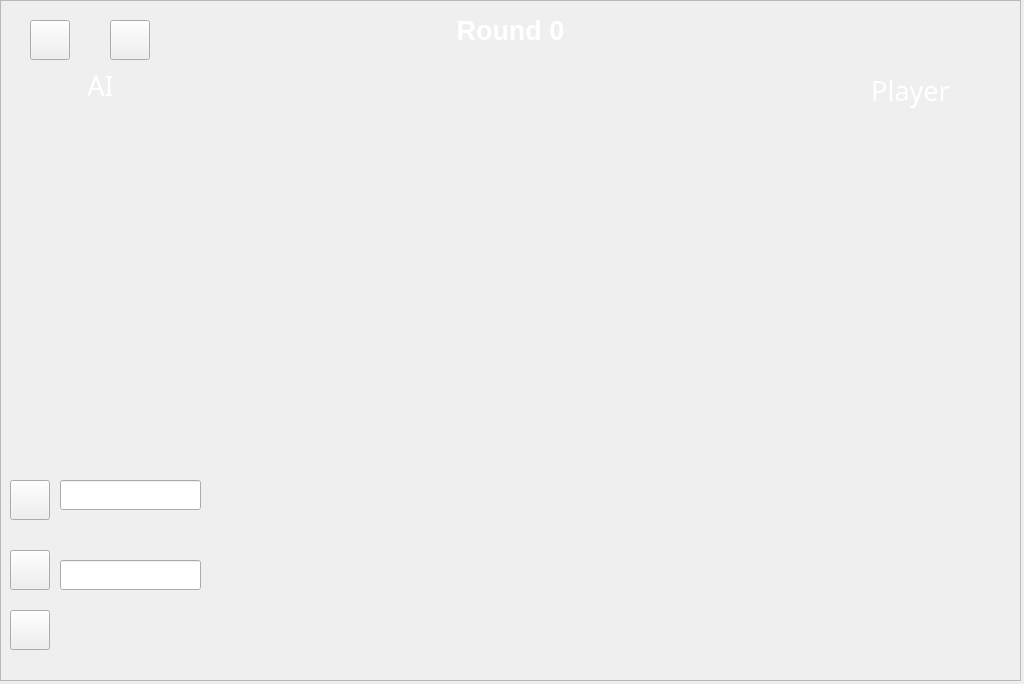
The window that lib/human/part_humanvsai.ui (woinck/DS15-dev) describes before a commit, drawn with Qt 5.
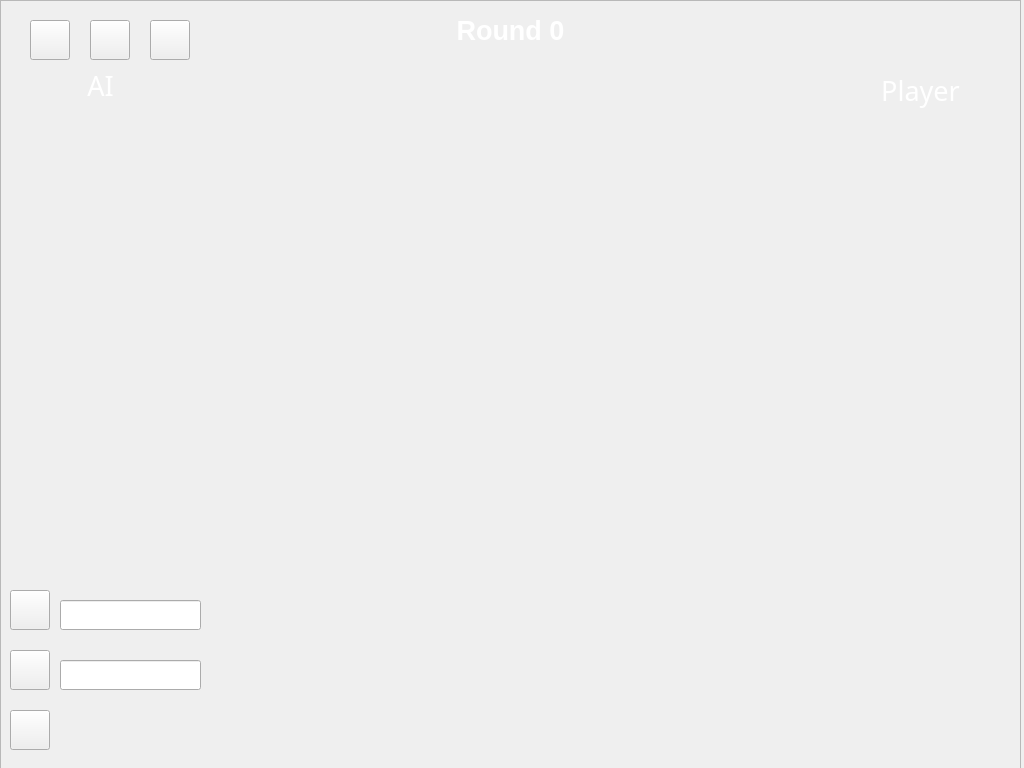
The same window after the commit.

The edit to the form file:
```diff
--- a/lib/human/part_humanvsai.ui
+++ b/lib/human/part_humanvsai.ui
@@ -7,7 +7,7 @@
     <x>0</x>
     <y>0</y>
     <width>1024</width>
-    <height>684</height>
+    <height>768</height>
    </rect>
   </property>
   <property name="windowTitle">
@@ -19,7 +19,7 @@
      <x>0</x>
      <y>0</y>
      <width>1021</width>
-     <height>681</height>
+     <height>771</height>
     </rect>
    </property>
    <property name="font">
@@ -49,7 +49,7 @@
    <widget class="QPushButton" name="helpButton">
     <property name="geometry">
      <rect>
-      <x>110</x>
+      <x>150</x>
       <y>20</y>
       <width>40</width>
       <height>40</height>
@@ -63,7 +63,7 @@
     <property name="geometry">
      <rect>
       <x>10</x>
-      <y>480</y>
+      <y>590</y>
       <width>40</width>
       <height>40</height>
      </rect>
@@ -76,7 +76,7 @@
     <property name="geometry">
      <rect>
       <x>60</x>
-      <y>480</y>
+      <y>600</y>
       <width>141</width>
       <height>30</height>
      </rect>
@@ -98,7 +98,7 @@
     <property name="geometry">
      <rect>
       <x>10</x>
-      <y>550</y>
+      <y>650</y>
       <width>40</width>
       <height>40</height>
      </rect>
@@ -111,7 +111,7 @@
     <property name="geometry">
      <rect>
       <x>60</x>
-      <y>560</y>
+      <y>660</y>
       <width>141</width>
       <height>30</height>
      </rect>
@@ -127,7 +127,7 @@
     <property name="geometry">
      <rect>
       <x>10</x>
-      <y>610</y>
+      <y>710</y>
       <width>40</width>
       <height>40</height>
      </rect>
@@ -139,10 +139,10 @@
    <widget class="QWidget" name="verticalLayoutWidget_3">
     <property name="geometry">
      <rect>
-      <x>220</x>
-      <y>90</y>
-      <width>591</width>
-      <height>511</height>
+      <x>210</x>
+      <y>80</y>
+      <width>611</width>
+      <height>531</height>
      </rect>
     </property>
     <layout class="QVBoxLayout" name="verticalLayout_3"/>
@@ -161,7 +161,7 @@
    <widget class="QLabel" name="playerLabel">
     <property name="geometry">
      <rect>
-      <x>830</x>
+      <x>840</x>
       <y>70</y>
       <width>161</width>
       <height>41</height>
@@ -345,10 +345,10 @@
    <widget class="QLabel" name="errorLabel">
     <property name="geometry">
      <rect>
-      <x>330</x>
-      <y>49</y>
-      <width>401</width>
-      <height>41</height>
+      <x>0</x>
+      <y>170</y>
+      <width>161</width>
+      <height>331</height>
      </rect>
     </property>
     <property name="palette">
@@ -400,6 +400,22 @@
      <set>Qt::AlignCenter</set>
     </property>
    </widget>
+   <widget class="QPushButton" name="exitButton">
+    <property name="geometry">
+     <rect>
+      <x>90</x>
+      <y>20</y>
+      <width>40</width>
+      <height>40</height>
+     </rect>
+    </property>
+    <property name="toolTip">
+     <string>中止游戏</string>
+    </property>
+    <property name="text">
+     <string/>
+    </property>
+   </widget>
   </widget>
  </widget>
  <resources/>
```
Left out of the diff: 15 changed lines with no effect on the pictures.
